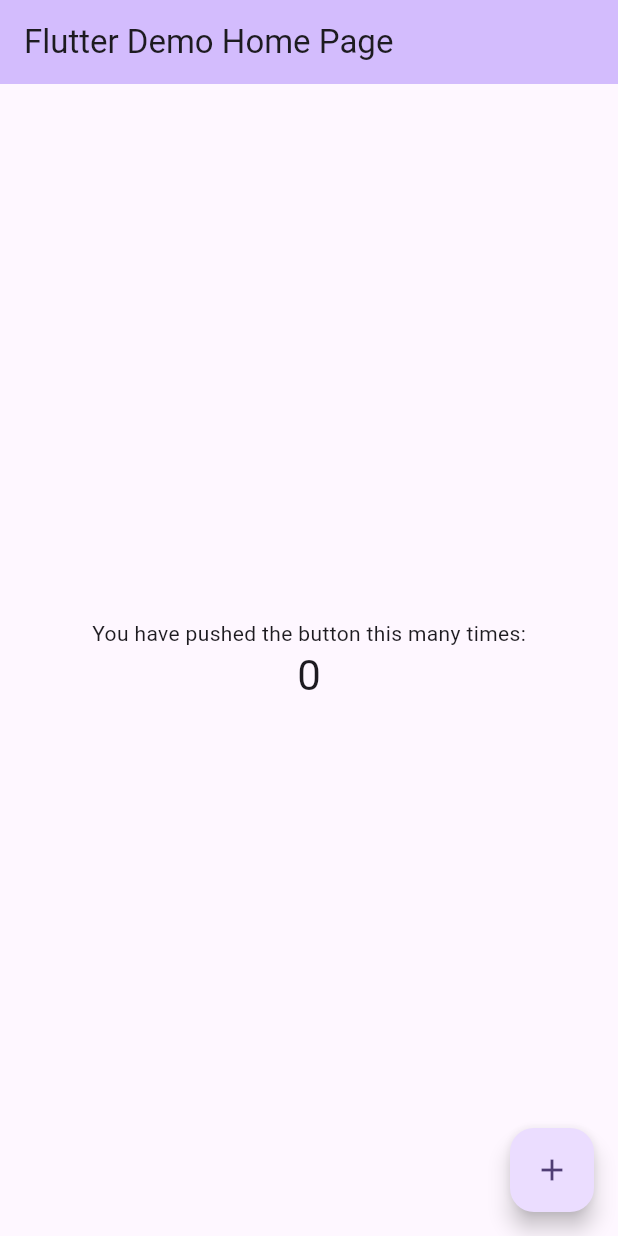
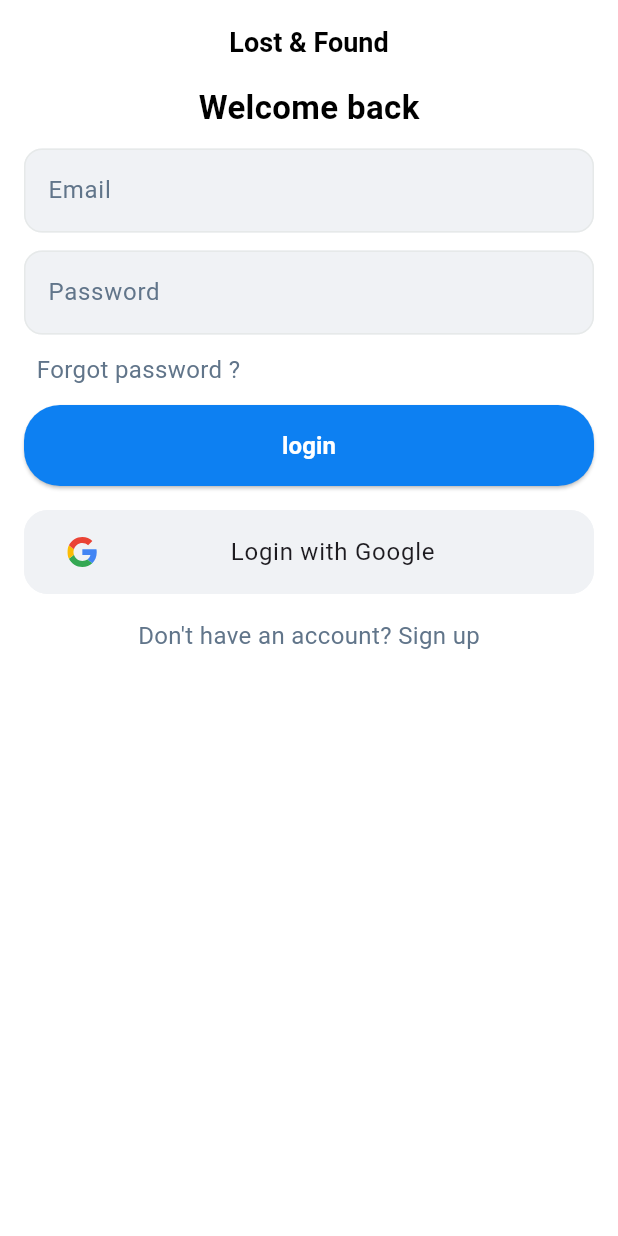
Before and after one commit to mostafanagy0/findit-project, a Flutter app: the screen it shows after launch, on a phone screen of 412 x 824 dp. Run offline on Flutter 3.47's test engine with Material 3 defaults, Android fonts, the phone set to English and light mode, and no system bars; our stand-ins replace firebase_core, flutter_svg; accounts and stored records are empty.

Commit message:
add google font & add assets& finish login ui scren

```diff
--- /dev/null
+++ b/lib/core/routing/app_router.dart
@@ -0,0 +1,15 @@
+import 'package:findit/core/routing/routes.dart';
+import 'package:findit/feature/auth/presentation/views/login_view.dart';
+import 'package:flutter/material.dart';
+
+class AppRouter {
+  Route? generateRoute(RouteSettings settings) {
+    switch (settings.name) {
+      case Routes.loginView:
+        return MaterialPageRoute(builder: (_) => LoginView());
+
+      default:
+        return null;
+    }
+  }
+}
--- /dev/null
+++ b/lib/core/routing/routes.dart
@@ -0,0 +1,3 @@
+class Routes {
+  static const String loginView = '/loginView';
+}
--- /dev/null
+++ b/lib/core/utils/app_colors.dart
@@ -0,0 +1,5 @@
+import 'package:flutter/material.dart';
+
+class AppColors {
+  static const Color primaryColor = Color(0xFF0D80F2);
+}
--- /dev/null
+++ b/lib/core/utils/text_style.dart
@@ -0,0 +1,24 @@
+import 'package:flutter/material.dart';
+
+class TextStyles {
+  static TextStyle font18Bold = TextStyle(
+    fontSize: 18,
+    fontWeight: FontWeight.w700,
+    color: Colors.black,
+  );
+  static TextStyle font22Bold = TextStyle(
+    fontSize: 22,
+    fontWeight: FontWeight.w700,
+    color: Colors.black,
+  );
+  static TextStyle font16Narmal = TextStyle(
+    fontSize: 16,
+    fontWeight: FontWeight.w400,
+    color: Color(0xFF61758A),
+  );
+  static TextStyle font16Bold = TextStyle(
+    fontSize: 16,
+    fontWeight: FontWeight.w700,
+    color: Colors.white,
+  );
+}
--- /dev/null
+++ b/lib/core/widgets/custom_botton.dart
@@ -0,0 +1,26 @@
+import 'package:findit/core/utils/app_colors.dart';
+import 'package:findit/core/utils/text_style.dart';
+import 'package:flutter/material.dart';
+
+class CustomButton extends StatelessWidget {
+  const CustomButton({super.key, required this.text, required this.onPressed});
+  final String text;
+  final VoidCallback? onPressed;
+  @override
+  Widget build(BuildContext context) {
+    return SizedBox(
+      width: double.infinity,
+      height: 54,
+      child: ElevatedButton(
+        onPressed: onPressed,
+        style: ElevatedButton.styleFrom(
+          backgroundColor: AppColors.primaryColor,
+          shape: RoundedRectangleBorder(
+            borderRadius: BorderRadius.circular(24),
+          ),
+        ),
+        child: Text(text, style: TextStyles.font16Bold),
+      ),
+    );
+  }
+}
--- /dev/null
+++ b/lib/core/widgets/custom_text_field.dart
@@ -0,0 +1,50 @@
+import 'package:findit/core/utils/text_style.dart';
+import 'package:flutter/material.dart';
+
+class CustomTextFormField extends StatelessWidget {
+  const CustomTextFormField({
+    super.key,
+    required this.hintText,
+    required this.textInputType,
+    this.suffexIcon,
+    this.onSaved,
+    this.obscureText = false,
+  });
+  final String hintText;
+  final TextInputType textInputType;
+  final Widget? suffexIcon;
+  final void Function(String?)? onSaved;
+  final bool obscureText;
+
+  @override
+  Widget build(BuildContext context) {
+    return TextFormField(
+      obscureText: obscureText,
+      onSaved: onSaved,
+      validator: (value) {
+        if (value == null || value.isEmpty) {
+          return 'This field cannot be empty';
+        }
+        return null;
+      },
+      keyboardType: textInputType,
+      decoration: InputDecoration(
+        hintStyle: TextStyles.font16Narmal,
+        suffixIcon: suffexIcon,
+        hintText: hintText,
+        filled: true,
+        fillColor: const Color(0xFFF0F2F5),
+        border: buildBorder(),
+        focusedBorder: buildBorder(),
+        enabledBorder: buildBorder(),
+      ),
+    );
+  }
+}
+
+OutlineInputBorder buildBorder() {
+  return OutlineInputBorder(
+    borderRadius: BorderRadius.circular(12),
+    borderSide: const BorderSide(width: 1, color: Color(0xFFE6E9E9)),
+  );
+}
--- /dev/null
+++ b/lib/feature/auth/presentation/views/login_view.dart
@@ -0,0 +1,54 @@
+import 'package:findit/core/utils/text_style.dart';
+import 'package:findit/core/widgets/custom_botton.dart';
+import 'package:findit/core/widgets/custom_text_field.dart';
+import 'package:findit/feature/auth/presentation/widgets/google_login.dart';
+import 'package:findit/feature/auth/presentation/widgets/custom_account_state.dart';
+import 'package:flutter/material.dart';
+
+class LoginView extends StatelessWidget {
+  const LoginView({super.key});
+
+  @override
+  Widget build(BuildContext context) {
+    return Scaffold(
+      backgroundColor: Colors.white,
+      appBar: AppBar(
+        backgroundColor: Colors.white,
+        title: Center(
+          child: Text('Lost & Found', style: TextStyles.font18Bold),
+        ),
+      ),
+      body: Padding(
+        padding: const EdgeInsets.symmetric(horizontal: 16),
+        child: Column(
+          crossAxisAlignment: CrossAxisAlignment.start,
+          children: [
+            Center(child: Text('Welcome back', style: TextStyles.font22Bold)),
+            SizedBox(height: 12),
+            CustomTextFormField(
+              hintText: 'Email',
+              textInputType: TextInputType.emailAddress,
+            ),
+            SizedBox(height: 12),
+            CustomTextFormField(
+              hintText: 'Password',
+              textInputType: TextInputType.emailAddress,
+            ),
+            SizedBox(height: 12),
+            Text('  Forgot password ?', style: TextStyles.font16Narmal),
+            SizedBox(height: 12),
+            CustomButton(text: 'login', onPressed: () {}),
+            SizedBox(height: 16),
+            SocialLoginButton(),
+            SizedBox(height: 16),
+            CustomAccountState(
+              text1: 'Don\'t have an account? ',
+              text2: 'Sign up',
+              onTap: () {},
+            ),
+          ],
+        ),
+      ),
+    );
+  }
+}
--- /dev/null
+++ b/lib/feature/auth/presentation/widgets/custom_account_state.dart
@@ -0,0 +1,27 @@
+import 'package:findit/core/utils/text_style.dart';
+import 'package:flutter/material.dart';
+
+class CustomAccountState extends StatelessWidget {
+  const CustomAccountState({
+    super.key,
+    required this.text1,
+    required this.text2,
+    required this.onTap,
+  });
+  final String text1;
+  final String text2;
+  final void Function() onTap;
+  @override
+  Widget build(BuildContext context) {
+    return Row(
+      mainAxisAlignment: MainAxisAlignment.center,
+      children: [
+        Text(text1, style: TextStyles.font16Narmal),
+        GestureDetector(
+          onTap: onTap,
+          child: Text(text2, style: TextStyles.font16Narmal),
+        ),
+      ],
+    );
+  }
+}
--- /dev/null
+++ b/lib/feature/auth/presentation/widgets/google_login.dart
@@ -0,0 +1,36 @@
+import 'package:flutter/material.dart';
+import 'package:flutter_svg/svg.dart';
+
+class SocialLoginButton extends StatelessWidget {
+  const SocialLoginButton({super.key});
+
+  @override
+  Widget build(BuildContext context) {
+    return SizedBox(
+      width: double.infinity,
+      height: 56,
+
+      child: TextButton(
+        style: TextButton.styleFrom(
+          backgroundColor: Color(0xFFF0F2F5),
+          shape: RoundedRectangleBorder(
+            side: const BorderSide(color: Color(0xFFF0F2F5), width: 1),
+            borderRadius: BorderRadius.circular(16),
+          ),
+        ),
+        onPressed: () {},
+        child: ListTile(
+          visualDensity: const VisualDensity(
+            vertical: VisualDensity.minimumDensity,
+          ),
+          leading: SvgPicture.asset('assets/image/google_icon.svg'),
+          title: Text(
+            'Login with Google',
+            textAlign: TextAlign.center,
+            // style: TextStyles.semiBold16,
+          ),
+        ),
+      ),
+    );
+  }
+}
--- a/lib/main.dart
+++ b/lib/main.dart
@@ -1,3 +1,5 @@
+import 'package:findit/core/routing/app_router.dart';
+import 'package:findit/core/routing/routes.dart';
 import 'package:findit/firebase_options.dart';
 import 'package:firebase_core/firebase_core.dart';
 import 'package:flutter/material.dart';
@@ -5,122 +7,18 @@ import 'package:flutter/material.dart';
 void main() async {
   WidgetsFlutterBinding.ensureInitialized();
   await Firebase.initializeApp(options: DefaultFirebaseOptions.currentPlatform);
-  runApp(MyApp());
+  runApp(FinditApp(appRouter: AppRouter()));
 }
 
-class MyApp extends StatelessWidget {
-  const MyApp({super.key});
-
-  // This widget is the root of your application.
+class FinditApp extends StatelessWidget {
+  const FinditApp({super.key, required this.appRouter});
+  final AppRouter appRouter;
   @override
   Widget build(BuildContext context) {
     return MaterialApp(
-      title: 'Flutter Demo',
-      theme: ThemeData(
-        // This is the theme of your application.
-        //
-        // TRY THIS: Try running your application with "flutter run". You'll see
-        // the application has a purple toolbar. Then, without quitting the app,
-        // try changing the seedColor in the colorScheme below to Colors.green
-        // and then invoke "hot reload" (save your changes or press the "hot
-        // reload" button in a Flutter-supported IDE, or press "r" if you used
-        // the command line to start the app).
-        //
-        // Notice that the counter didn't reset back to zero; the application
-        // state is not lost during the reload. To reset the state, use hot
-        // restart instead.
-        //
-        // This works for code too, not just values: Most code changes can be
-        // tested with just a hot reload.
-        colorScheme: ColorScheme.fromSeed(seedColor: Colors.deepPurple),
-      ),
-      home: const MyHomePage(title: 'Flutter Demo Home Page'),
+      debugShowCheckedModeBanner: false,
+      onGenerateRoute: appRouter.generateRoute,
+      initialRoute: Routes.loginView,
     );
   }
 }
-
-class MyHomePage extends StatefulWidget {
-  const MyHomePage({super.key, required this.title});
-
-  // This widget is the home page of your application. It is stateful, meaning
-  // that it has a State object (defined below) that contains fields that affect
-  // how it looks.
-
-  // This class is the configuration for the state. It holds the values (in this
-  // case the title) provided by the parent (in this case the App widget) and
-  // used by the build method of the State. Fields in a Widget subclass are
-  // always marked "final".
-
-  final String title;
-
-  @override
-  State<MyHomePage> createState() => _MyHomePageState();
-}
-
-class _MyHomePageState extends State<MyHomePage> {
-  int _counter = 0;
-
-  void _incrementCounter() {
-    setState(() {
-      // This call to setState tells the Flutter framework that something has
-      // changed in this State, which causes it to rerun the build method below
-      // so that the display can reflect the updated values. If we changed
-      // _counter without calling setState(), then the build method would not be
-      // called again, and so nothing would appear to happen.
-      _counter++;
-    });
-  }
-
-  @override
-  Widget build(BuildContext context) {
-    // This method is rerun every time setState is called, for instance as done
-    // by the _incrementCounter method above.
-    //
-    // The Flutter framework has been optimized to make rerunning build methods
-    // fast, so that you can just rebuild anything that needs updating rather
-    // than having to individually change instances of widgets.
-    return Scaffold(
-      appBar: AppBar(
-        // TRY THIS: Try changing the color here to a specific color (to
-        // Colors.amber, perhaps?) and trigger a hot reload to see the AppBar
-        // change color while the other colors stay the same.
-        backgroundColor: Theme.of(context).colorScheme.inversePrimary,
-        // Here we take the value from the MyHomePage object that was created by
-        // the App.build method, and use it to set our appbar title.
-        title: Text(widget.title),
-      ),
-      body: Center(
-        // Center is a layout widget. It takes a single child and positions it
-        // in the middle of the parent.
-        child: Column(
-          // Column is also a layout widget. It takes a list of children and
-          // arranges them vertically. By default, it sizes itself to fit its
-          // children horizontally, and tries to be as tall as its parent.
-          //
-          // Column has various properties to control how it sizes itself and
-          // how it positions its children. Here we use mainAxisAlignment to
-          // center the children vertically; the main axis here is the vertical
-          // axis because Columns are vertical (the cross axis would be
-          // horizontal).
-          //
-          // TRY THIS: Invoke "debug painting" (choose the "Toggle Debug Paint"
-          // action in the IDE, or press "p" in the console), to see the
-          // wireframe for each widget.
-          mainAxisAlignment: MainAxisAlignment.center,
-          children: <Widget>[
-            const Text('You have pushed the button this many times:'),
-            Text(
-              '$_counter',
-              style: Theme.of(context).textTheme.headlineMedium,
-            ),
-          ],
-        ),
-      ),
-      floatingActionButton: FloatingActionButton(
-        onPressed: _incrementCounter,
-        tooltip: 'Increment',
-        child: const Icon(Icons.add),
-      ), // This trailing comma makes auto-formatting nicer for build methods.
-    );
-  }
-}
```
Also changed, not shown: pubspec.yaml (+17 -25 lines), assets/fonts/PlusJakartaSans-Bold.ttf (added), assets/fonts/PlusJakartaSans-Medium.ttf (added), assets/fonts/PlusJakartaSans-Regular.ttf (added), assets/image/google_icon.svg (added), pubspec.lock, 2 other files.
